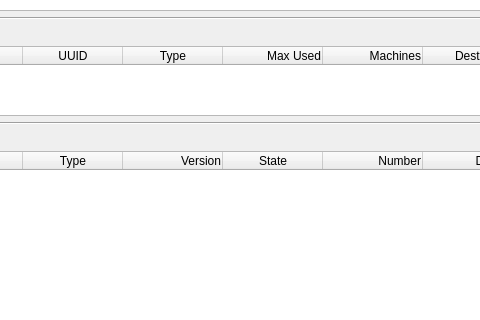
The window that mainwindow.ui (louis-langholtz/time-machine-helper) describes before a commit, drawn with Qt 5; both pictures show x 87 to 567 and y 229 to 549 of the 900 by 747 pixel window.
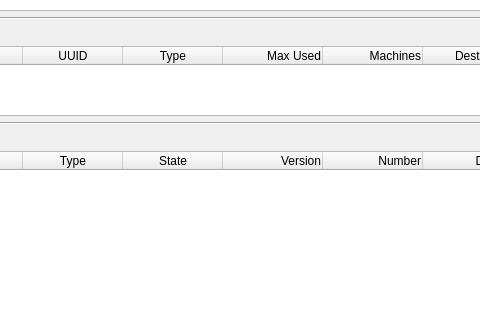
The same window after the commit. Custom widgets are drawn as their Qt base class.

Patch:
```diff
--- a/mainwindow.ui
+++ b/mainwindow.ui
@@ -323,6 +323,11 @@
           <string>Backup daemon snapshot type.</string>
          </property>
         </column>
+        <column>
+         <property name="text">
+          <string>State</string>
+         </property>
+        </column>
         <column>
          <property name="text">
           <string>Version</string>
@@ -334,11 +339,6 @@
           <set>AlignTrailing|AlignVCenter</set>
          </property>
         </column>
-        <column>
-         <property name="text">
-          <string>State</string>
-         </property>
-        </column>
         <column>
          <property name="text">
           <string>Number</string>
```
